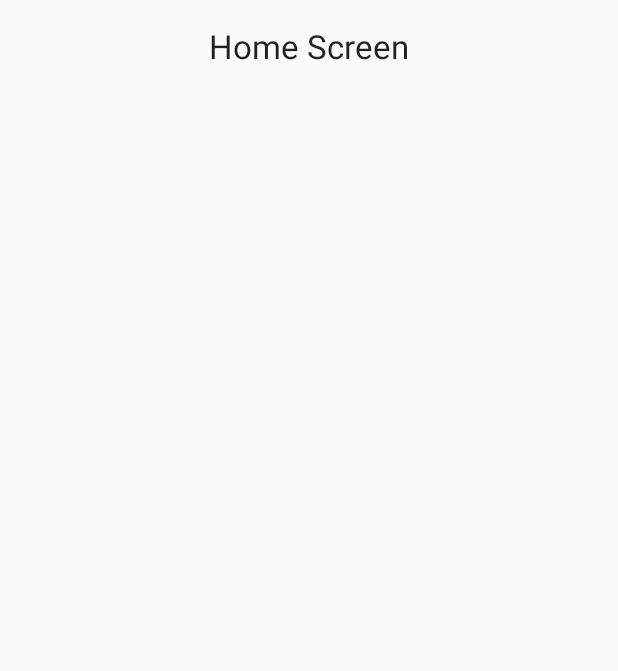
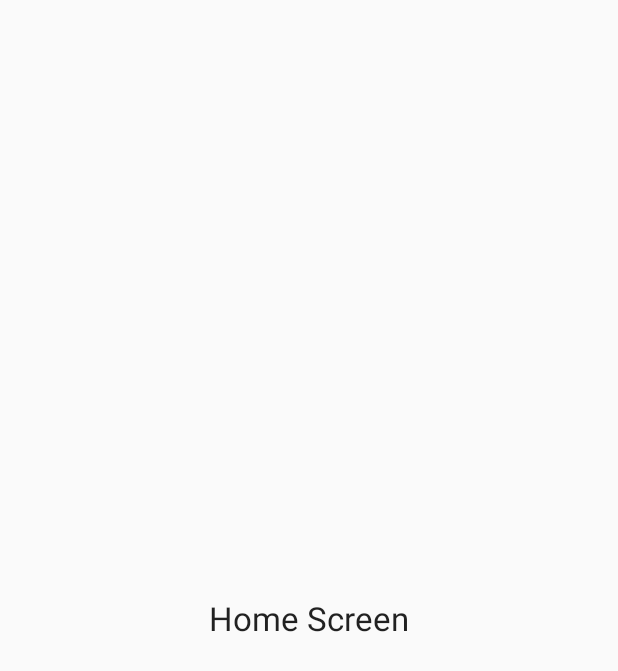
Before and after one commit to gnusinay/App1, an Android app: the layout activity_home.xml on its own in the app's theme, with its tools: preview values and no code run, on a phone screen of 412 x 824 dp. Shown: the top 671 px of the screen. Run offline under Robolectric (Android 15) with nearby library versions, the phone set to English and light mode, and no system bars.

```diff
--- a/app/src/main/res/layout/activity_home.xml
+++ b/app/src/main/res/layout/activity_home.xml
@@ -1,38 +1,29 @@
 <?xml version="1.0" encoding="utf-8"?>
 <RelativeLayout xmlns:android="http://schemas.android.com/apk/res/android"
-    xmlns:tools="http://schemas.android.com/tools"
     android:layout_width="match_parent"
-    android:layout_height="match_parent"
-    android:paddingBottom="@dimen/activity_vertical_margin"
-    android:paddingLeft="@dimen/activity_horizontal_margin"
-    android:paddingRight="@dimen/activity_horizontal_margin"
-    android:paddingTop="@dimen/activity_vertical_margin"
-    tools:context="com.mercury.gnusin.app1.HomeActivity">
+    android:layout_height="match_parent">
 
     <LinearLayout
-        android:orientation="vertical"
+        android:id="@+id/mainLayout"
         android:layout_width="match_parent"
         android:layout_height="match_parent"
-        android:layout_alignParentRight="true"
-        android:layout_alignParentEnd="true"
-        android:weightSum="1"
-        android:id="@+id/mainLayout"
-        android:gravity="clip_horizontal|center_horizontal">
+        android:gravity="center"
+        android:orientation="vertical"
+        android:weightSum="1">
 
         <TextView
+            android:id="@+id/textView2"
             android:layout_width="wrap_content"
             android:layout_height="wrap_content"
-            android:textAppearance="?android:attr/textAppearanceLarge"
             android:text="@string/home_screen"
-            android:id="@+id/textView2" />
+            android:textAppearance="?android:attr/textAppearanceLarge" />
 
         <ListView
-            android:layout_width="fill_parent"
+            android:id="@+id/listView"
+            android:layout_width="match_parent"
             android:layout_height="wrap_content"
-            android:id="@+id/listView"
-            android:layout_gravity="center_horizontal"
             android:choiceMode="singleChoice"
-            android:layout_weight="0.95" />
+            android:overScrollMode="never" />
     </LinearLayout>
 
 </RelativeLayout>
```
Also changed, not shown: app/src/main/java/com/mercury/gnusin/app1/HomeActivity.java (+8 -1 lines), app/src/main/java/com/mercury/gnusin/app1/SplashActivity.java (+17 -10 lines), app/src/main/res/layout/activity_splash.xml (+27 -24 lines), app/src/main/res/drawable/cat.jpg, app/src/main/res/drawable/img.jpg (added).
